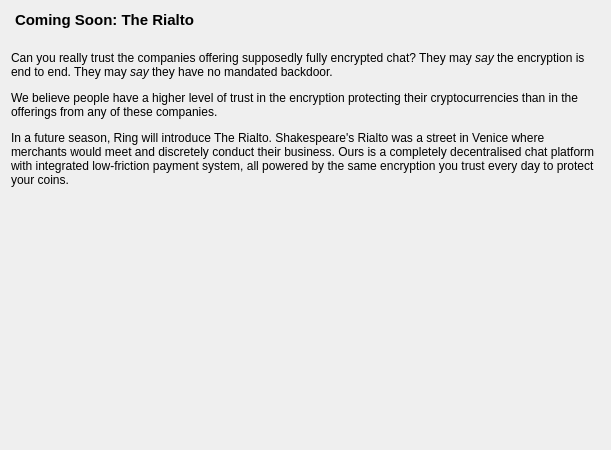
Before: the Qt Designer form src/qt/forms/rialtodialog.ui in litecoincash-project/ring, drawn with Qt 5.
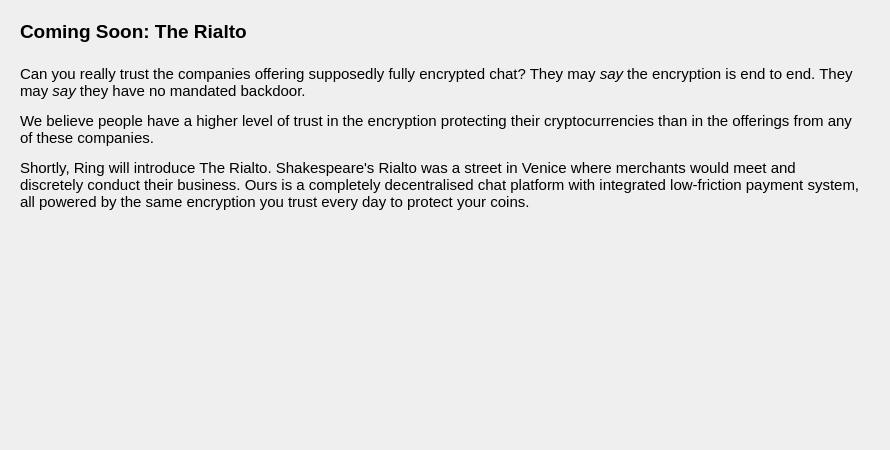
After: the same form once the commit is applied. Icons and pictures are not drawn.

What changed in the file:
```diff
--- a/src/qt/forms/rialtodialog.ui
+++ b/src/qt/forms/rialtodialog.ui
@@ -6,12 +6,12 @@
    <rect>
     <x>0</x>
     <y>0</y>
-    <width>611</width>
+    <width>890</width>
     <height>450</height>
    </rect>
   </property>
   <property name="sizePolicy">
-   <sizepolicy hsizetype="Preferred" vsizetype="Minimum">
+   <sizepolicy hsizetype="Fixed" vsizetype="Fixed">
     <horstretch>0</horstretch>
     <verstretch>0</verstretch>
    </sizepolicy>
@@ -27,22 +27,46 @@
   </property>
   <layout class="QVBoxLayout" name="verticalLayout">
    <item>
+    <layout class="QHBoxLayout" name="horizontalLayout">
+     <property name="spacing">
+      <number>0</number>
+     </property>
+     <item>
+      <widget class="QWidget" name="textframe" native="true">
+       <layout class="QVBoxLayout" name="verticalLayout_3">
+        <item>
     <widget class="QLabel" name="label_2">
      <property name="font">
       <font>
-       <pointsize>11</pointsize>
+            <pointsize>14</pointsize>
        <weight>75</weight>
        <bold>true</bold>
       </font>
      </property>
      <property name="styleSheet">
-      <string notr="true">padding-bottom: 16px;</string>
+           <string notr="true"/>
      </property>
      <property name="text">
       <string>Coming Soon: The Rialto</string>
      </property>
     </widget>
    </item>
+        <item>
+         <spacer name="verticalSpacer_2">
+          <property name="orientation">
+           <enum>Qt::Vertical</enum>
+          </property>
+          <property name="sizeType">
+           <enum>QSizePolicy::Fixed</enum>
+          </property>
+          <property name="sizeHint" stdset="0">
+           <size>
+            <width>20</width>
+            <height>16</height>
+           </size>
+          </property>
+         </spacer>
+        </item>
    <item>
     <widget class="QLabel" name="label">
      <property name="sizePolicy">
@@ -51,8 +75,13 @@
        <verstretch>0</verstretch>
       </sizepolicy>
      </property>
+          <property name="font">
+           <font>
+            <pointsize>11</pointsize>
+           </font>
+          </property>
      <property name="text">
-      <string>&lt;html&gt;&lt;head/&gt;&lt;body&gt;&lt;p&gt;Can you really trust the companies offering supposedly fully encrypted chat? They may &lt;span style=&quot; font-style:italic;&quot;&gt;say&lt;/span&gt; the encryption is end to end. They may &lt;span style=&quot; font-style:italic;&quot;&gt;say&lt;/span&gt; they have no mandated backdoor.&lt;/p&gt;&lt;p&gt;We believe people have a higher level of trust in the encryption protecting their cryptocurrencies than in the offerings from any of these companies.&lt;/p&gt;&lt;p&gt;In a future season, Ring will introduce The Rialto. Shakespeare's Rialto was a street in Venice where merchants would meet and discretely conduct their business. Ours is a completely decentralised chat platform with integrated low-friction payment system, all powered by the same encryption you trust every day to protect your coins.&lt;/p&gt;&lt;p&gt;&lt;br/&gt;&lt;/p&gt;&lt;/body&gt;&lt;/html&gt;</string>
+           <string>&lt;html&gt;&lt;head/&gt;&lt;body&gt;&lt;p&gt;Can you really trust the companies offering supposedly fully encrypted chat? They may &lt;span style=&quot; font-style:italic;&quot;&gt;say&lt;/span&gt; the encryption is end to end. They may &lt;span style=&quot; font-style:italic;&quot;&gt;say&lt;/span&gt; they have no mandated backdoor.&lt;/p&gt;&lt;p&gt;We believe people have a higher level of trust in the encryption protecting their cryptocurrencies than in the offerings from any of these companies.&lt;/p&gt;&lt;p&gt;Shortly, Ring will introduce The Rialto. Shakespeare's Rialto was a street in Venice where merchants would meet and discretely conduct their business. Ours is a completely decentralised chat platform with integrated low-friction payment system, all powered by the same encryption you trust every day to protect your coins.&lt;/p&gt;&lt;p&gt;&lt;br/&gt;&lt;/p&gt;&lt;/body&gt;&lt;/html&gt;</string>
      </property>
      <property name="wordWrap">
       <bool>true</bool>
@@ -66,11 +95,38 @@
      </property>
      <property name="sizeHint" stdset="0">
       <size>
-       <width>0</width>
-       <height>0</height>
+            <width>20</width>
+            <height>40</height>
       </size>
      </property>
     </spacer>
+        </item>
+       </layout>
+      </widget>
+     </item>
+     <item>
+      <widget class="QLabel" name="label_3">
+       <property name="sizePolicy">
+        <sizepolicy hsizetype="Fixed" vsizetype="Fixed">
+         <horstretch>0</horstretch>
+         <verstretch>0</verstretch>
+        </sizepolicy>
+       </property>
+       <property name="text">
+        <string/>
+       </property>
+       <property name="pixmap">
+        <pixmap resource="../ring.qrc">:/icons/rialtobadge</pixmap>
+       </property>
+       <property name="scaledContents">
+        <bool>true</bool>
+       </property>
+       <property name="alignment">
+        <set>Qt::AlignLeading|Qt::AlignLeft|Qt::AlignTop</set>
+       </property>
+      </widget>
+     </item>
+    </layout>
    </item>
   </layout>
  </widget>
```
Lines whose indentation alone changed are shown as unchanged.
